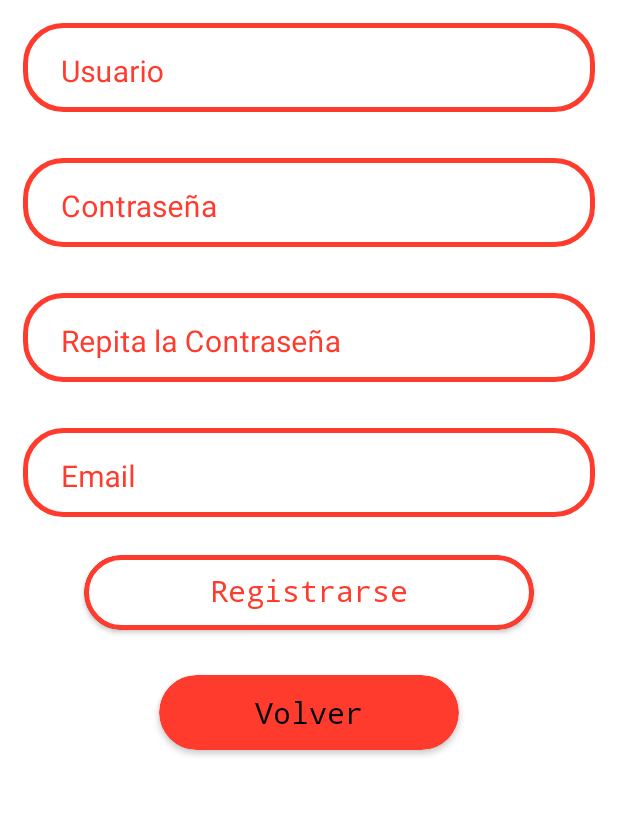
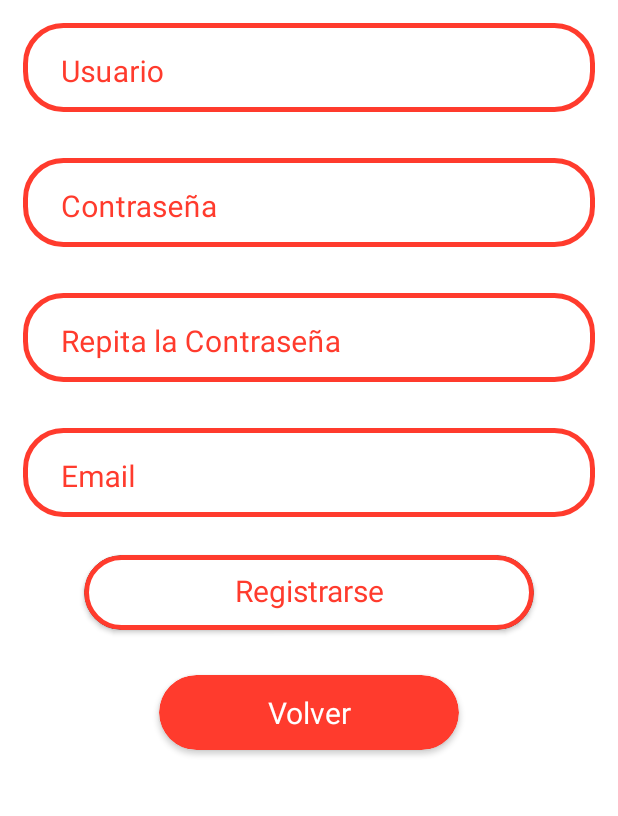
Before and after one commit to Vintaje/MyRestaurant, an Android app: the screen it shows after launch (StartActivity), after a tap on "REGISTRARSE", on a phone screen of 412 x 824 dp, the part 270-1086 px from its top. Run offline under Robolectric (Android 15) with nearby library versions, the phone set to English and light mode, and no system bars; our stand-ins replace Firebase (no records; nobody signed in at launch, a user with empty details on screens opened directly); Roboto replaces fonts that are not available here.

Commit message:
Correccion Errores Layout

```diff
--- a/app/src/main/java/com/emiliorg/myrestaurant/ui/login/LoginFragment.kt
+++ b/app/src/main/java/com/emiliorg/myrestaurant/ui/login/LoginFragment.kt
@@ -65,7 +65,7 @@ class LoginFragment : Fragment() {
     private fun setButtonAndFields() {
         btnMapa = root?.findViewById(R.id.btnMapa)
         (btnMapa as Button).setOnClickListener{
-            val gmmIntentUri = Uri.parse("geo:38.69239899895243, -4.1092743071446804")
+            val gmmIntentUri = Uri.parse("https://www.google.es/maps/place/Kebab+Hut+Comida+Turca+Cafeteria/@38.6921192,-4.1093346,20.25z/data=!4m5!3m4!1s0xd6b8cf6134905d5:0x9bf5cd235cc23d83!8m2!3d38.6919261!4d-4.1091945")
             val mapIntent = Intent(Intent.ACTION_VIEW, gmmIntentUri)
             mapIntent.setPackage("com.google.android.apps.maps")
             if (mapIntent.resolveActivity(requireActivity().getPackageManager()) != null) {
--- a/app/src/main/res/layout/fragment_registro.xml
+++ b/app/src/main/res/layout/fragment_registro.xml
@@ -159,7 +159,6 @@
                     android:layout_height="50dp"
                     android:layout_gravity="center"
                     android:background="@drawable/border"
-                    android:fontFamily="monospace"
                     android:paddingStart="30dp"
                     android:paddingTop="10dp"
                     android:paddingEnd="30dp"
@@ -188,14 +187,13 @@
                     android:layout_width="match_parent"
                     android:layout_height="match_parent"
                     android:layout_gravity="center"
-                    android:fontFamily="monospace"
                     android:paddingStart="30dp"
                     android:paddingTop="11dp"
                     android:paddingEnd="30dp"
                     android:paddingBottom="5dp"
                     android:text="@string/volver"
                     android:textAlignment="center"
-                    android:textColor="@color/black"
+                    android:textColor="@color/white"
                     android:textSize="20sp" />
             </androidx.cardview.widget.CardView>
 
```
